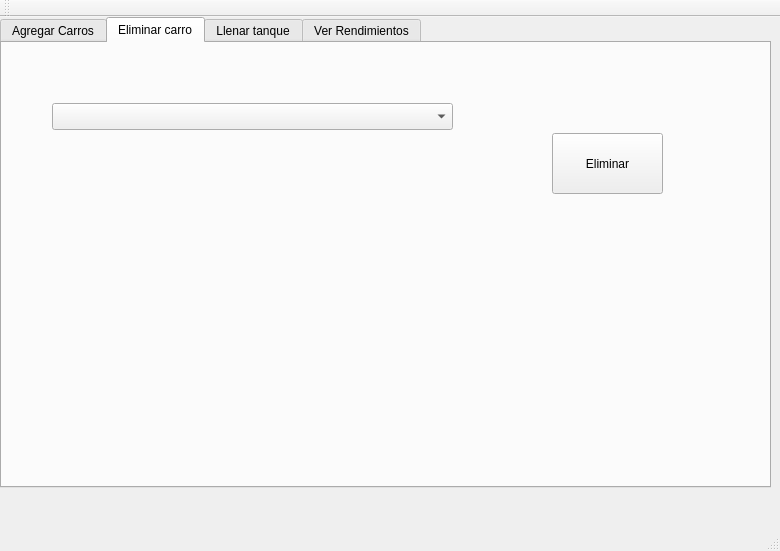
Old version of the form RendimientoCarro/mainwindow.ui in the repository pejuan/11411073-proyecto-02.
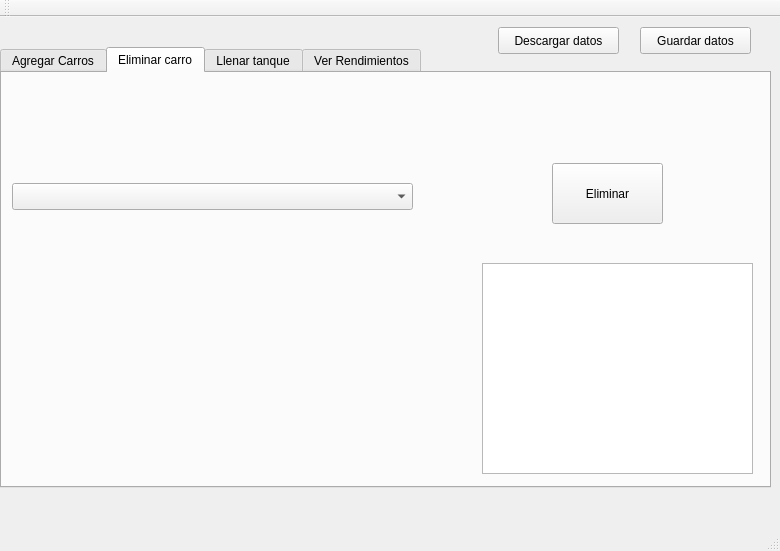
New version of the form. The open tabs and pages were chosen to show the change.

Commit message: Primer intento de guardar en binario

```diff
--- a/RendimientoCarro/mainwindow.ui
+++ b/RendimientoCarro/mainwindow.ui
@@ -18,9 +18,9 @@
     <property name="geometry">
      <rect>
       <x>0</x>
-      <y>0</y>
+      <y>30</y>
       <width>771</width>
-      <height>471</height>
+      <height>441</height>
      </rect>
     </property>
     <property name="currentIndex">
@@ -204,8 +204,8 @@
      <widget class="QComboBox" name="cb_carroseliminar">
       <property name="geometry">
        <rect>
-        <x>50</x>
-        <y>60</y>
+        <x>10</x>
+        <y>110</y>
         <width>401</width>
         <height>27</height>
        </rect>
@@ -224,6 +224,16 @@
        <string>Eliminar</string>
       </property>
      </widget>
+     <widget class="QTextEdit" name="ta_rendimientoeliminar">
+      <property name="geometry">
+       <rect>
+        <x>480</x>
+        <y>190</y>
+        <width>271</width>
+        <height>211</height>
+       </rect>
+      </property>
+     </widget>
     </widget>
     <widget class="QWidget" name="tab_3">
      <attribute name="title">
@@ -383,6 +393,32 @@
      </widget>
     </widget>
    </widget>
+   <widget class="QPushButton" name="boton_descargardatos">
+    <property name="geometry">
+     <rect>
+      <x>498</x>
+      <y>10</y>
+      <width>121</width>
+      <height>27</height>
+     </rect>
+    </property>
+    <property name="text">
+     <string>Descargar datos</string>
+    </property>
+   </widget>
+   <widget class="QPushButton" name="boton_guardardatos">
+    <property name="geometry">
+     <rect>
+      <x>640</x>
+      <y>10</y>
+      <width>111</width>
+      <height>27</height>
+     </rect>
+    </property>
+    <property name="text">
+     <string>Guardar datos</string>
+    </property>
+   </widget>
   </widget>
   <widget class="QMenuBar" name="menuBar">
    <property name="geometry">
```
Left out of the diff: 2 changed lines with no effect on the pictures. The commit also changes 5 other files.
